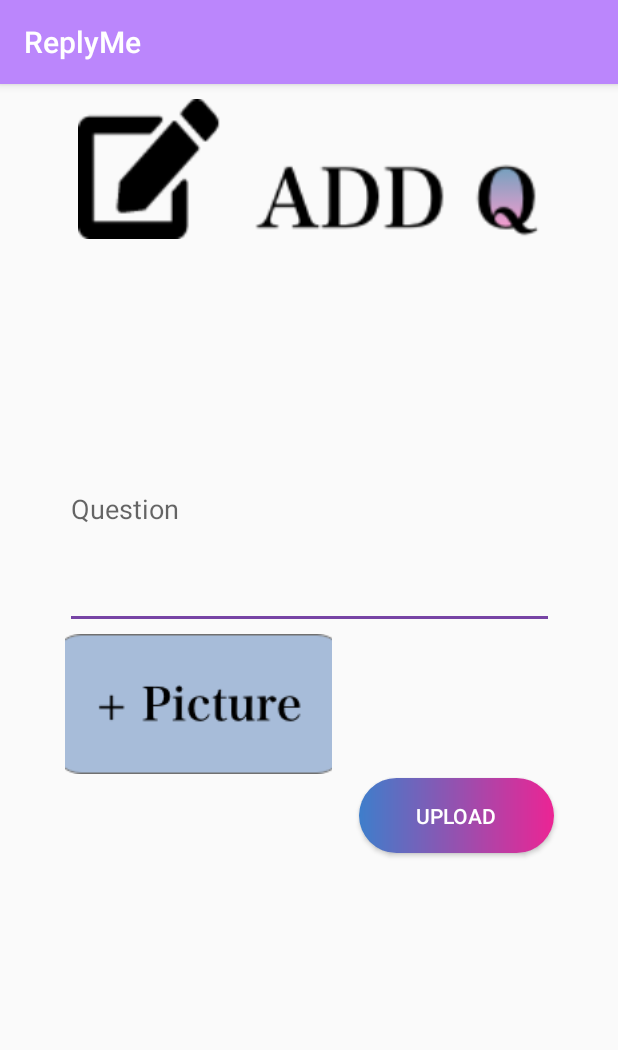
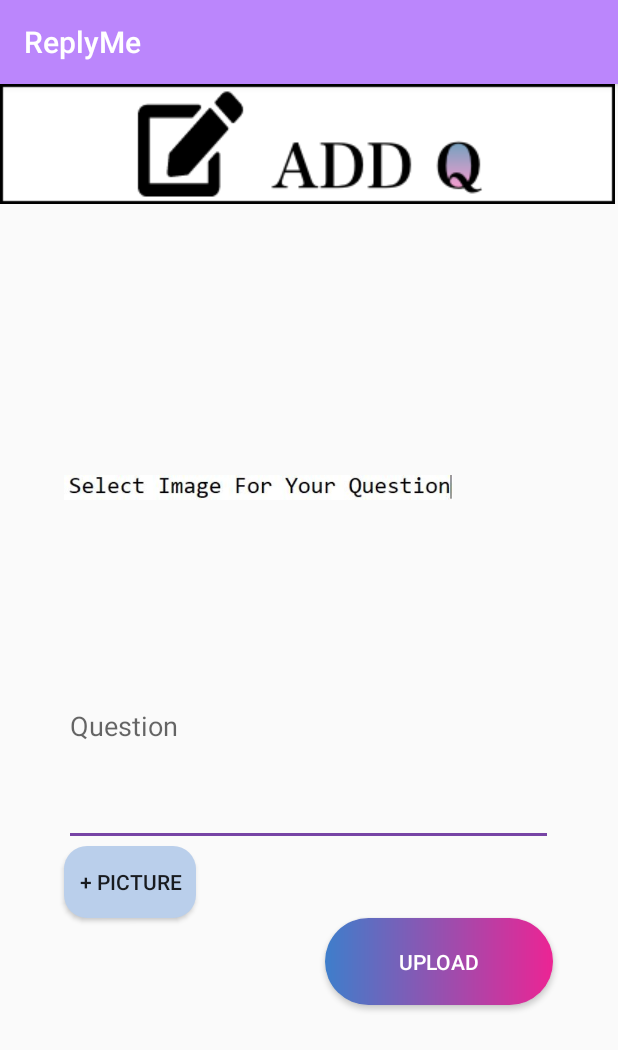
Before and after one commit to ReplyMee/ReplyMe-1, an Android app: the UploadActivity screen opened directly, with no data from a screen before it, on a phone screen of 412 x 824 dp. Shown: the top 1050 px of the screen. Run offline under Robolectric (Android 15) with nearby library versions, the light colour scheme and no system bars; our stand-ins replace Firebase (no records; nobody signed in at launch, a user with empty details on screens opened directly).

Commit message:
changes upload

```diff
--- a/app/src/main/res/layout/activity_upload.xml
+++ b/app/src/main/res/layout/activity_upload.xml
@@ -1,6 +1,5 @@
 <?xml version="1.0" encoding="utf-8"?>
-<androidx.constraintlayout.widget.ConstraintLayout
-    xmlns:android="http://schemas.android.com/apk/res/android"
+<androidx.constraintlayout.widget.ConstraintLayout xmlns:android="http://schemas.android.com/apk/res/android"
     xmlns:app="http://schemas.android.com/apk/res-auto"
     xmlns:tools="http://schemas.android.com/tools"
     android:layout_width="match_parent"
@@ -10,41 +9,52 @@
         android:id="@+id/questiontext"
         android:layout_width="326dp"
         android:layout_height="160dp"
-        android:layout_marginTop="100dp"
         android:ems="10"
         android:hint="Question"
         android:inputType="textPersonName"
+        app:layout_constraintBottom_toTopOf="@+id/uploadPicture"
         app:layout_constraintEnd_toEndOf="parent"
-        app:layout_constraintStart_toStartOf="parent"
-        app:layout_constraintTop_toBottomOf="@+id/imageView2" />
+        app:layout_constraintHorizontal_bias="0.494"
+        app:layout_constraintStart_toStartOf="parent" />
 
     <Button
         android:id="@+id/button"
-        android:layout_width="130dp"
-        android:layout_height="50dp"
+        android:layout_width="152dp"
+        android:layout_height="58dp"
+        android:layout_marginBottom="154dp"
         android:background="@drawable/custom_button"
         android:onClick="uploadbutton"
         android:text="upload"
         android:textColor="#FFFFFF"
-        app:layout_constraintEnd_toEndOf="@+id/questiontext"
-        app:layout_constraintTop_toBottomOf="@+id/uploadPicture" />
-
-    <ImageButton
-        android:id="@+id/uploadPicture"
-        android:layout_width="178dp"
-        android:layout_height="99dp"
-        android:onClick="questionview"
-        app:layout_constraintStart_toStartOf="@+id/questiontext"
-        app:layout_constraintTop_toBottomOf="@+id/questiontext"
-        app:srcCompat="@drawable/upload_picture" />
+        app:layout_constraintBottom_toBottomOf="parent"
+        app:layout_constraintEnd_toEndOf="@+id/questiontext" />
 
     <ImageView
-        android:id="@+id/imageView2"
-        android:layout_width="411dp"
-        android:layout_height="93dp"
-        android:layout_marginTop="10dp"
-        app:layout_constraintEnd_toEndOf="parent"
+        android:id="@+id/imageView4"
+        android:layout_width="wrap_content"
+        android:layout_height="wrap_content"
         app:layout_constraintStart_toStartOf="parent"
         app:layout_constraintTop_toTopOf="parent"
         app:srcCompat="@drawable/add_q" />
+
+    <Button
+        android:id="@+id/uploadPicture"
+        android:layout_width="wrap_content"
+        android:layout_height="wrap_content"
+        android:background="@drawable/uploadscreen_picture_button"
+        android:onClick="questionview"
+        android:text="+ pıcture"
+        app:layout_constraintBottom_toTopOf="@+id/button"
+        app:layout_constraintStart_toStartOf="@+id/questiontext" />
+
+    <ImageView
+        android:id="@+id/imageView5"
+        android:layout_width="259dp"
+        android:layout_height="122dp"
+        android:layout_marginTop="110dp"
+        app:layout_constraintBottom_toTopOf="@+id/questiontext"
+        app:layout_constraintStart_toStartOf="@+id/questiontext"
+        app:layout_constraintTop_toBottomOf="@+id/imageView4"
+        app:srcCompat="@drawable/aaaaaa" />
+
 </androidx.constraintlayout.widget.ConstraintLayout>
```
Also changed, not shown: app/src/main/res/drawable/add_q.png.
